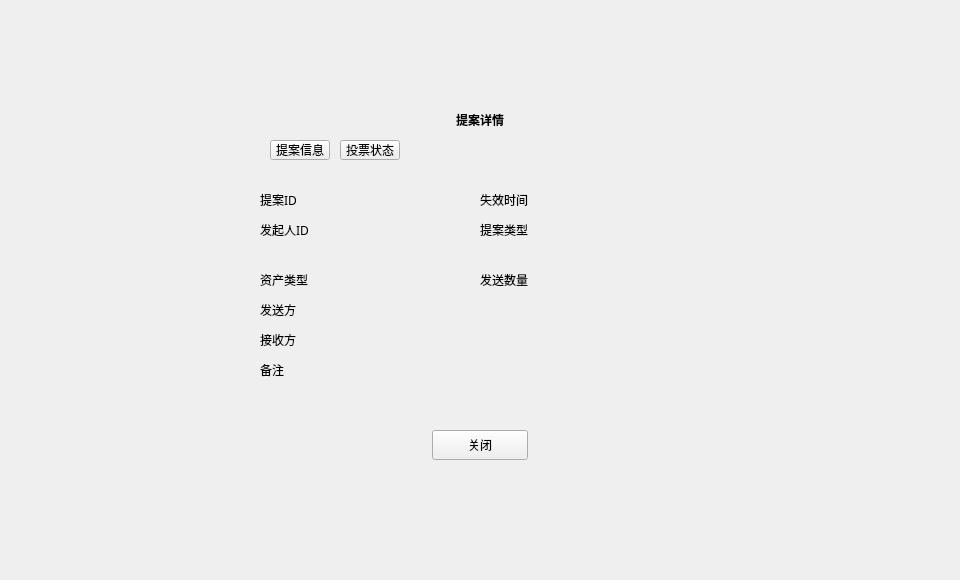
Old version of the form LNKWallet/guard/ProposalDetailDialog.ui in the repository HcashOrg/hx-indicator.
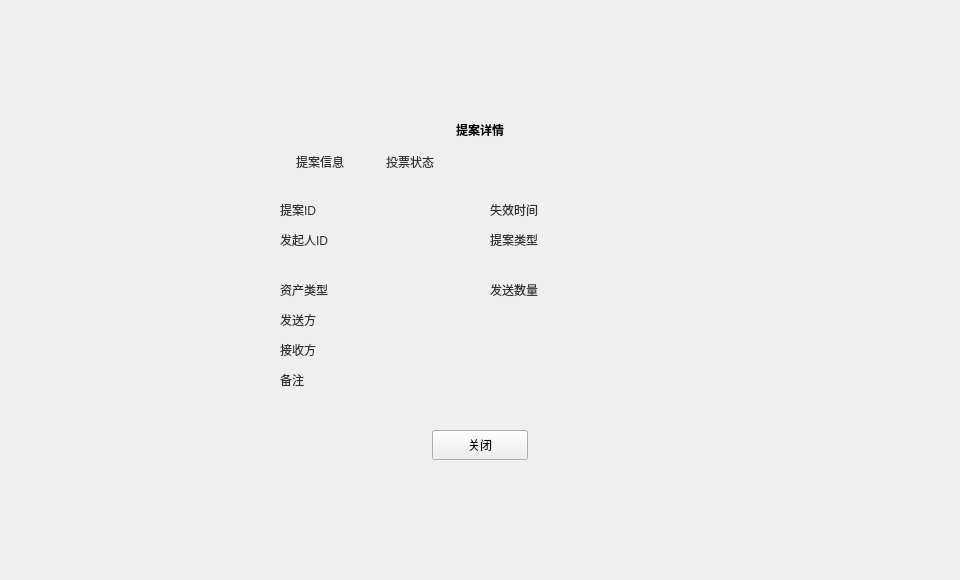
New version of the form. The open tabs and pages were chosen to show the change.

```diff
--- a/LNKWallet/guard/ProposalDetailDialog.ui
+++ b/LNKWallet/guard/ProposalDetailDialog.ui
@@ -32,10 +32,10 @@
    <widget class="QWidget" name="containerWidget" native="true">
     <property name="geometry">
      <rect>
-      <x>230</x>
-      <y>90</y>
-      <width>500</width>
-      <height>400</height>
+      <x>250</x>
+      <y>100</y>
+      <width>460</width>
+      <height>380</height>
      </rect>
     </property>
     <property name="font">
@@ -45,11 +45,14 @@
       <bold>false</bold>
      </font>
     </property>
+    <property name="styleSheet">
+     <string notr="true"/>
+    </property>
     <widget class="QToolButton" name="closeBtn">
      <property name="geometry">
       <rect>
-       <x>202</x>
-       <y>340</y>
+       <x>182</x>
+       <y>330</y>
        <width>96</width>
        <height>30</height>
       </rect>
@@ -74,7 +77,7 @@
     <widget class="QLabel" name="label">
      <property name="geometry">
       <rect>
-       <x>150</x>
+       <x>130</x>
        <y>20</y>
        <width>200</width>
        <height>20</height>
@@ -96,12 +99,19 @@
     <widget class="QToolButton" name="infoBtn">
      <property name="geometry">
       <rect>
-       <x>40</x>
+       <x>30</x>
        <y>50</y>
-       <width>60</width>
-       <height>20</height>
+       <width>80</width>
+       <height>24</height>
       </rect>
      </property>
+     <property name="cursor">
+      <cursorShape>PointingHandCursor</cursorShape>
+     </property>
+     <property name="styleSheet">
+      <string notr="true">QToolButton{background:transparent;border:none;color: rgb(51,51,51);font:12px &quot;微软雅黑&quot;;padding:0px 0px 1px 0px;}
+QToolButton::checked{background-color:rgb(84,116,235);border-radius:12px;color:white;}</string>
+     </property>
      <property name="text">
       <string>提案信息</string>
      </property>
@@ -109,12 +119,19 @@
     <widget class="QToolButton" name="voteStateBtn">
      <property name="geometry">
       <rect>
-       <x>110</x>
+       <x>120</x>
        <y>50</y>
-       <width>60</width>
-       <height>20</height>
+       <width>80</width>
+       <height>24</height>
       </rect>
      </property>
+     <property name="cursor">
+      <cursorShape>PointingHandCursor</cursorShape>
+     </property>
+     <property name="styleSheet">
+      <string notr="true">QToolButton{background:transparent;border:none;color: rgb(51,51,51);font:12px &quot;微软雅黑&quot;;padding:0px 0px 1px 0px;}
+QToolButton::checked{background-color:rgb(84,116,235);border-radius:12px;color:white;}</string>
+     </property>
      <property name="text">
       <string>投票状态</string>
      </property>
@@ -124,14 +141,22 @@
       <rect>
        <x>0</x>
        <y>90</y>
-       <width>500</width>
+       <width>460</width>
        <height>220</height>
       </rect>
      </property>
+     <property name="styleSheet">
+      <string notr="true"/>
+     </property>
      <property name="currentIndex">
       <number>1</number>
      </property>
      <widget class="QWidget" name="page">
+      <property name="styleSheet">
+       <string notr="true">QLabel{font:  12px &quot;微软雅黑&quot;;color: rgb(51, 51, 51);}
+
+</string>
+      </property>
       <widget class="QLabel" name="label_2">
        <property name="geometry">
         <rect>
@@ -177,7 +202,7 @@
       <widget class="QLabel" name="expirationTimeLabel">
        <property name="geometry">
         <rect>
-         <x>330</x>
+         <x>320</x>
          <y>10</y>
          <width>120</width>
          <height>20</height>
@@ -193,7 +218,7 @@
       <widget class="QLabel" name="label_8">
        <property name="geometry">
         <rect>
-         <x>250</x>
+         <x>240</x>
          <y>10</y>
          <width>80</width>
          <height>20</height>
@@ -222,7 +247,7 @@
       <widget class="QLabel" name="label_9">
        <property name="geometry">
         <rect>
-         <x>250</x>
+         <x>240</x>
          <y>40</y>
          <width>80</width>
          <height>20</height>
@@ -235,12 +260,15 @@
       <widget class="QLabel" name="typeLabel">
        <property name="geometry">
         <rect>
-         <x>330</x>
+         <x>320</x>
          <y>40</y>
          <width>120</width>
          <height>20</height>
         </rect>
        </property>
+       <property name="styleSheet">
+        <string notr="true"/>
+       </property>
        <property name="text">
         <string/>
        </property>
@@ -253,7 +281,7 @@
         <rect>
          <x>0</x>
          <y>70</y>
-         <width>500</width>
+         <width>460</width>
          <height>150</height>
         </rect>
        </property>
@@ -303,7 +331,7 @@
         <widget class="QLabel" name="assetLabel_hotCold">
          <property name="geometry">
           <rect>
-           <x>120</x>
+           <x>110</x>
            <y>20</y>
            <width>120</width>
            <height>20</height>
@@ -319,7 +347,7 @@
         <widget class="QLabel" name="sendLabel_hotCold">
          <property name="geometry">
           <rect>
-           <x>120</x>
+           <x>110</x>
            <y>50</y>
            <width>300</width>
            <height>20</height>
@@ -335,7 +363,7 @@
         <widget class="QLabel" name="receiveLabel_hotCold">
          <property name="geometry">
           <rect>
-           <x>120</x>
+           <x>110</x>
            <y>80</y>
            <width>300</width>
            <height>20</height>
@@ -351,7 +379,7 @@
         <widget class="QLabel" name="amountLabel_hotCold">
          <property name="geometry">
           <rect>
-           <x>330</x>
+           <x>320</x>
            <y>20</y>
            <width>120</width>
            <height>20</height>
@@ -367,7 +395,7 @@
         <widget class="QLabel" name="label_10">
          <property name="geometry">
           <rect>
-           <x>250</x>
+           <x>240</x>
            <y>20</y>
            <width>80</width>
            <height>20</height>
@@ -393,7 +421,7 @@
         <widget class="QLabel" name="memoLabel_hotCold">
          <property name="geometry">
           <rect>
-           <x>120</x>
+           <x>110</x>
            <y>110</y>
            <width>300</width>
            <height>20</height>
@@ -562,9 +590,9 @@
       <widget class="QTableWidget" name="voteStateTableWidget">
        <property name="geometry">
         <rect>
-         <x>40</x>
+         <x>30</x>
          <y>10</y>
-         <width>420</width>
+         <width>400</width>
          <height>200</height>
         </rect>
        </property>
```
